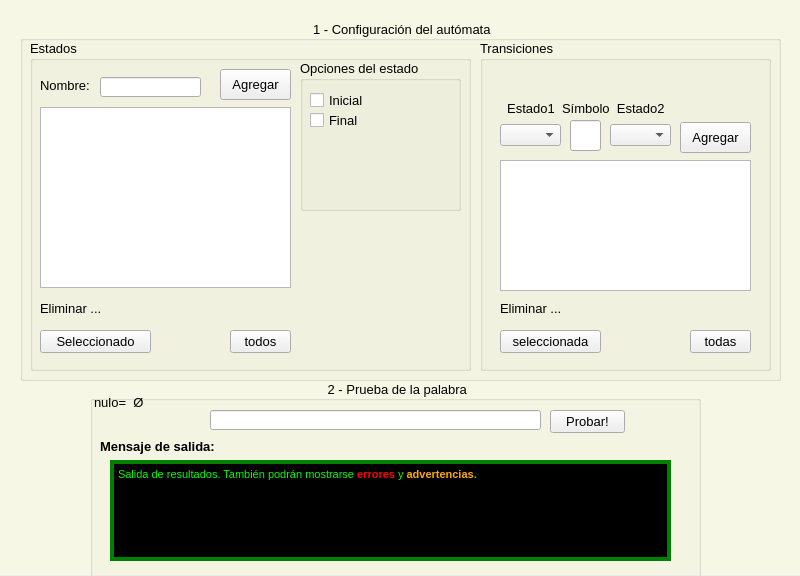
The window that mainwindow.ui (fr4j4/Trabajo_automatas) describes before a commit, drawn with Qt 5.
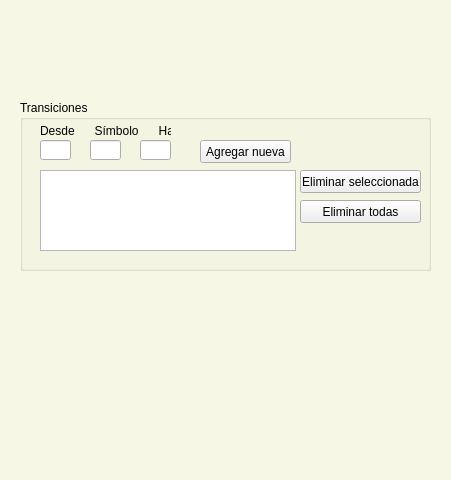
The same window after the commit.

The edit to the form file:
```diff
--- a/mainwindow.ui
+++ b/mainwindow.ui
@@ -6,466 +6,21 @@
    <rect>
     <x>0</x>
     <y>0</y>
-    <width>800</width>
-    <height>576</height>
+    <width>451</width>
+    <height>480</height>
    </rect>
   </property>
   <property name="windowTitle">
    <string>AFD Word Checker 1.0</string>
   </property>
   <widget class="QWidget" name="centralWidget">
-   <widget class="QGroupBox" name="groupBox">
-    <property name="geometry">
-     <rect>
-      <x>20</x>
-      <y>20</y>
-      <width>761</width>
-      <height>361</height>
-     </rect>
-    </property>
-    <property name="font">
-     <font>
-      <pointsize>10</pointsize>
-      <weight>50</weight>
-      <bold>false</bold>
-     </font>
-    </property>
-    <property name="title">
-     <string> 1 - Configuración del autómata</string>
-    </property>
-    <property name="alignment">
-     <set>Qt::AlignCenter</set>
-    </property>
-    <property name="flat">
-     <bool>true</bool>
-    </property>
-    <widget class="QGroupBox" name="groupBox_2">
-     <property name="geometry">
-      <rect>
-       <x>10</x>
-       <y>20</y>
-       <width>441</width>
-       <height>331</height>
-      </rect>
-     </property>
-     <property name="title">
-      <string>Estados</string>
-     </property>
-     <property name="flat">
-      <bool>false</bool>
-     </property>
-     <property name="checkable">
-      <bool>false</bool>
-     </property>
-     <widget class="QTableWidget" name="tableWidget">
-      <property name="geometry">
-       <rect>
-        <x>10</x>
-        <y>67</y>
-        <width>251</width>
-        <height>181</height>
-       </rect>
-      </property>
-     </widget>
-     <widget class="QPushButton" name="pushButton_4">
-      <property name="geometry">
-       <rect>
-        <x>200</x>
-        <y>290</y>
-        <width>61</width>
-        <height>23</height>
-       </rect>
-      </property>
-      <property name="text">
-       <string>todos</string>
-      </property>
-     </widget>
-     <widget class="QLabel" name="label_3">
-      <property name="geometry">
-       <rect>
-        <x>10</x>
-        <y>260</y>
-        <width>91</width>
-        <height>16</height>
-       </rect>
-      </property>
-      <property name="text">
-       <string>Eliminar ...</string>
-      </property>
-     </widget>
-     <widget class="QPushButton" name="pushButton_3">
-      <property name="geometry">
-       <rect>
-        <x>10</x>
-        <y>290</y>
-        <width>111</width>
-        <height>23</height>
-       </rect>
-      </property>
-      <property name="text">
-       <string>Seleccionado</string>
-      </property>
-     </widget>
-     <widget class="QPushButton" name="pushButton">
-      <property name="geometry">
-       <rect>
-        <x>190</x>
-        <y>29</y>
-        <width>71</width>
-        <height>31</height>
-       </rect>
-      </property>
-      <property name="text">
-       <string>Agregar</string>
-      </property>
-     </widget>
-     <widget class="QLineEdit" name="lineEdit">
-      <property name="geometry">
-       <rect>
-        <x>70</x>
-        <y>37</y>
-        <width>101</width>
-        <height>20</height>
-       </rect>
-      </property>
-      <property name="text">
-       <string/>
-      </property>
-      <property name="placeholderText">
-       <string/>
-      </property>
-     </widget>
-     <widget class="QGroupBox" name="groupBox_4">
-      <property name="geometry">
-       <rect>
-        <x>270</x>
-        <y>20</y>
-        <width>161</width>
-        <height>151</height>
-       </rect>
-      </property>
-      <property name="title">
-       <string>Opciones del estado</string>
-      </property>
-      <widget class="QCheckBox" name="checkBox">
-       <property name="geometry">
-        <rect>
-         <x>10</x>
-         <y>30</y>
-         <width>70</width>
-         <height>21</height>
-        </rect>
-       </property>
-       <property name="text">
-        <string>Inicial</string>
-       </property>
-      </widget>
-      <widget class="QCheckBox" name="checkBox_2">
-       <property name="geometry">
-        <rect>
-         <x>10</x>
-         <y>50</y>
-         <width>70</width>
-         <height>21</height>
-        </rect>
-       </property>
-       <property name="text">
-        <string>Final</string>
-       </property>
-      </widget>
-     </widget>
-     <widget class="QLabel" name="label_2">
-      <property name="geometry">
-       <rect>
-        <x>10</x>
-        <y>37</y>
-        <width>61</width>
-        <height>16</height>
-       </rect>
-      </property>
-      <property name="text">
-       <string>Nombre:</string>
-      </property>
-     </widget>
-    </widget>
-    <widget class="QGroupBox" name="groupBox_3">
-     <property name="geometry">
-      <rect>
-       <x>460</x>
-       <y>20</y>
-       <width>291</width>
-       <height>331</height>
-      </rect>
-     </property>
-     <property name="title">
-      <string>Transiciones</string>
-     </property>
-     <property name="flat">
-      <bool>false</bool>
-     </property>
-     <widget class="QLabel" name="label_13">
-      <property name="geometry">
-       <rect>
-        <x>20</x>
-        <y>60</y>
-        <width>251</width>
-        <height>16</height>
-       </rect>
-      </property>
-      <property name="text">
-       <string>  Estado1  Símbolo  Estado2</string>
-      </property>
-     </widget>
-     <widget class="QComboBox" name="comboBox_2">
-      <property name="geometry">
-       <rect>
-        <x>130</x>
-        <y>84</y>
-        <width>61</width>
-        <height>22</height>
-       </rect>
-      </property>
-     </widget>
-     <widget class="QPushButton" name="pushButton_6">
-      <property name="geometry">
-       <rect>
-        <x>20</x>
-        <y>290</y>
-        <width>101</width>
-        <height>23</height>
-       </rect>
-      </property>
-      <property name="text">
-       <string>seleccionada</string>
-      </property>
-     </widget>
-     <widget class="QPushButton" name="pushButton_5">
-      <property name="geometry">
-       <rect>
-        <x>210</x>
-        <y>290</y>
-        <width>61</width>
-        <height>23</height>
-       </rect>
-      </property>
-      <property name="text">
-       <string>todas</string>
-      </property>
-     </widget>
-     <widget class="QTableWidget" name="tableWidget_2">
-      <property name="geometry">
-       <rect>
-        <x>20</x>
-        <y>120</y>
-        <width>251</width>
-        <height>131</height>
-       </rect>
-      </property>
-     </widget>
-     <widget class="QPushButton" name="pushButton_2">
-      <property name="geometry">
-       <rect>
-        <x>200</x>
-        <y>82</y>
-        <width>71</width>
-        <height>31</height>
-       </rect>
-      </property>
-      <property name="text">
-       <string>Agregar</string>
-      </property>
-     </widget>
-     <widget class="QLineEdit" name="lineEdit_2">
-      <property name="geometry">
-       <rect>
-        <x>90</x>
-        <y>80</y>
-        <width>31</width>
-        <height>31</height>
-       </rect>
-      </property>
-      <property name="font">
-       <font>
-        <pointsize>12</pointsize>
-        <weight>75</weight>
-        <bold>true</bold>
-       </font>
-      </property>
-      <property name="text">
-       <string/>
-      </property>
-      <property name="alignment">
-       <set>Qt::AlignCenter</set>
-      </property>
-     </widget>
-     <widget class="QLabel" name="label_4">
-      <property name="geometry">
-       <rect>
-        <x>20</x>
-        <y>260</y>
-        <width>91</width>
-        <height>16</height>
-       </rect>
-      </property>
-      <property name="text">
-       <string>Eliminar ...</string>
-      </property>
-     </widget>
-     <widget class="QComboBox" name="comboBox">
-      <property name="geometry">
-       <rect>
-        <x>20</x>
-        <y>84</y>
-        <width>61</width>
-        <height>22</height>
-       </rect>
-      </property>
-     </widget>
-    </widget>
-   </widget>
-   <widget class="QGroupBox" name="groupBox_5">
-    <property name="enabled">
-     <bool>true</bool>
-    </property>
-    <property name="geometry">
-     <rect>
-      <x>90</x>
-      <y>380</y>
-      <width>611</width>
-      <height>201</height>
-     </rect>
-    </property>
-    <property name="font">
-     <font>
-      <pointsize>10</pointsize>
-     </font>
-    </property>
-    <property name="layoutDirection">
-     <enum>Qt::LeftToRight</enum>
-    </property>
-    <property name="title">
-     <string> 2 - Prueba de la palabra</string>
-    </property>
-    <property name="alignment">
-     <set>Qt::AlignCenter</set>
-    </property>
-    <property name="flat">
-     <bool>true</bool>
-    </property>
-    <widget class="QLineEdit" name="input_palabra">
-     <property name="geometry">
-      <rect>
-       <x>120</x>
-       <y>30</y>
-       <width>331</width>
-       <height>20</height>
-      </rect>
-     </property>
-    </widget>
-    <widget class="QPushButton" name="boton_probar">
-     <property name="geometry">
-      <rect>
-       <x>460</x>
-       <y>30</y>
-       <width>75</width>
-       <height>23</height>
-      </rect>
-     </property>
-     <property name="text">
-      <string>Probar!</string>
-     </property>
-    </widget>
-    <widget class="QLabel" name="label">
-     <property name="geometry">
-      <rect>
-       <x>10</x>
-       <y>56</y>
-       <width>131</width>
-       <height>21</height>
-      </rect>
-     </property>
-     <property name="font">
-      <font>
-       <weight>75</weight>
-       <bold>true</bold>
-      </font>
-     </property>
-     <property name="text">
-      <string>Mensaje de salida:</string>
-     </property>
-    </widget>
-    <widget class="QTextEdit" name="output">
-     <property name="geometry">
-      <rect>
-       <x>20</x>
-       <y>80</y>
-       <width>561</width>
-       <height>101</height>
-      </rect>
-     </property>
-     <property name="font">
-      <font>
-       <pointsize>14</pointsize>
-       <weight>75</weight>
-       <bold>true</bold>
-       <kerning>true</kerning>
-      </font>
-     </property>
-     <property name="styleSheet">
-      <string notr="true">color:rgb(0,255,0);
-background-color:black;
-border-style:solid;
-border-color:green;
-border-width:4px;</string>
-     </property>
-     <property name="lineWrapColumnOrWidth">
-      <number>0</number>
-     </property>
-     <property name="html">
-      <string>&lt;!DOCTYPE HTML PUBLIC &quot;-//W3C//DTD HTML 4.0//EN&quot; &quot;http://www.w3.org/TR/REC-html40/strict.dtd&quot;&gt;
-&lt;html&gt;&lt;head&gt;&lt;meta name=&quot;qrichtext&quot; content=&quot;1&quot; /&gt;&lt;style type=&quot;text/css&quot;&gt;
-p, li { white-space: pre-wrap; }
-&lt;/style&gt;&lt;/head&gt;&lt;body style=&quot; font-family:'MS Shell Dlg 2'; font-size:14pt; font-weight:600; font-style:normal;&quot;&gt;
-&lt;p style=&quot; margin-top:0px; margin-bottom:0px; margin-left:0px; margin-right:0px; -qt-block-indent:0; text-indent:0px;&quot;&gt;&lt;span style=&quot; font-size:8.25pt; font-weight:400;&quot;&gt;Salida de resultados. También podrán mostrarse &lt;/span&gt;&lt;span style=&quot; font-size:8.25pt; color:#ff0000;&quot;&gt;errores&lt;/span&gt;&lt;span style=&quot; font-size:8.25pt; font-weight:400;&quot;&gt; y &lt;/span&gt;&lt;span style=&quot; font-size:8.25pt; color:#ffaa00;&quot;&gt;advertencias&lt;/span&gt;&lt;span style=&quot; font-size:8.25pt;&quot;&gt;.&lt;/span&gt;&lt;/p&gt;&lt;/body&gt;&lt;/html&gt;</string>
-     </property>
-     <property name="textInteractionFlags">
-      <set>Qt::TextSelectableByKeyboard|Qt::TextSelectableByMouse</set>
-     </property>
-    </widget>
-    <widget class="QPlainTextEdit" name="plainTextEdit">
-     <property name="geometry">
-      <rect>
-       <x>0</x>
-       <y>11</y>
-       <width>61</width>
-       <height>21</height>
-      </rect>
-     </property>
-     <property name="styleSheet">
-      <string notr="true">border:none;
-background-color:transparent;</string>
-     </property>
-     <property name="verticalScrollBarPolicy">
-      <enum>Qt::ScrollBarAlwaysOff</enum>
-     </property>
-     <property name="horizontalScrollBarPolicy">
-      <enum>Qt::ScrollBarAlwaysOff</enum>
-     </property>
-     <property name="plainText">
-      <string>nulo=  Ø </string>
-     </property>
-     <property name="textInteractionFlags">
-      <set>Qt::TextSelectableByKeyboard|Qt::TextSelectableByMouse</set>
-     </property>
-    </widget>
-   </widget>
    <widget class="QLabel" name="fondo_blanco">
     <property name="geometry">
      <rect>
       <x>0</x>
       <y>0</y>
-      <width>801</width>
-      <height>575</height>
+      <width>451</width>
+      <height>480</height>
      </rect>
     </property>
     <property name="styleSheet">
@@ -478,9 +33,111 @@
      <set>Qt::TextSelectableByMouse</set>
     </property>
    </widget>
-   <zorder>fondo_blanco</zorder>
-   <zorder>groupBox</zorder>
-   <zorder>groupBox_5</zorder>
+   <widget class="QGroupBox" name="groupBox">
+    <property name="geometry">
+     <rect>
+      <x>20</x>
+      <y>100</y>
+      <width>411</width>
+      <height>171</height>
+     </rect>
+    </property>
+    <property name="title">
+     <string>Transiciones</string>
+    </property>
+    <widget class="QTableWidget" name="tableWidget">
+     <property name="geometry">
+      <rect>
+       <x>20</x>
+       <y>70</y>
+       <width>256</width>
+       <height>81</height>
+      </rect>
+     </property>
+    </widget>
+    <widget class="QLineEdit" name="in_origen">
+     <property name="geometry">
+      <rect>
+       <x>20</x>
+       <y>40</y>
+       <width>31</width>
+       <height>20</height>
+      </rect>
+     </property>
+    </widget>
+    <widget class="QPushButton" name="boton_agregar">
+     <property name="geometry">
+      <rect>
+       <x>180</x>
+       <y>40</y>
+       <width>91</width>
+       <height>23</height>
+      </rect>
+     </property>
+     <property name="text">
+      <string>Agregar nueva</string>
+     </property>
+    </widget>
+    <widget class="QLineEdit" name="in_destino">
+     <property name="geometry">
+      <rect>
+       <x>120</x>
+       <y>40</y>
+       <width>31</width>
+       <height>20</height>
+      </rect>
+     </property>
+    </widget>
+    <widget class="QLineEdit" name="in_simbolo">
+     <property name="geometry">
+      <rect>
+       <x>70</x>
+       <y>40</y>
+       <width>31</width>
+       <height>20</height>
+      </rect>
+     </property>
+    </widget>
+    <widget class="QLabel" name="label">
+     <property name="geometry">
+      <rect>
+       <x>20</x>
+       <y>20</y>
+       <width>131</width>
+       <height>21</height>
+      </rect>
+     </property>
+     <property name="text">
+      <string>Desde      Símbolo      Hacia</string>
+     </property>
+    </widget>
+    <widget class="QPushButton" name="boton_eliminar_select">
+     <property name="geometry">
+      <rect>
+       <x>280</x>
+       <y>70</y>
+       <width>121</width>
+       <height>23</height>
+      </rect>
+     </property>
+     <property name="text">
+      <string>Eliminar seleccionada</string>
+     </property>
+    </widget>
+    <widget class="QPushButton" name="bton_eliminar_todas">
+     <property name="geometry">
+      <rect>
+       <x>280</x>
+       <y>100</y>
+       <width>121</width>
+       <height>23</height>
+      </rect>
+     </property>
+     <property name="text">
+      <string>Eliminar todas</string>
+     </property>
+    </widget>
+   </widget>
   </widget>
  </widget>
  <layoutdefault spacing="6" margin="11"/>
```
